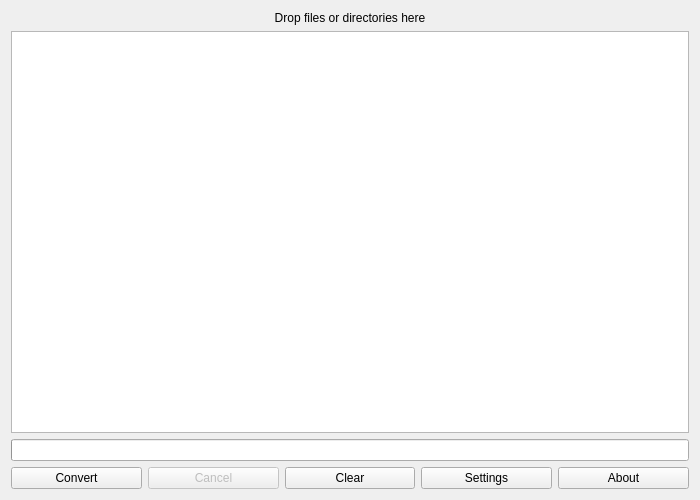
Above: src/mainwindow.ui from gmbshad/FFaudioConverter before the change. Below: the same form after it.
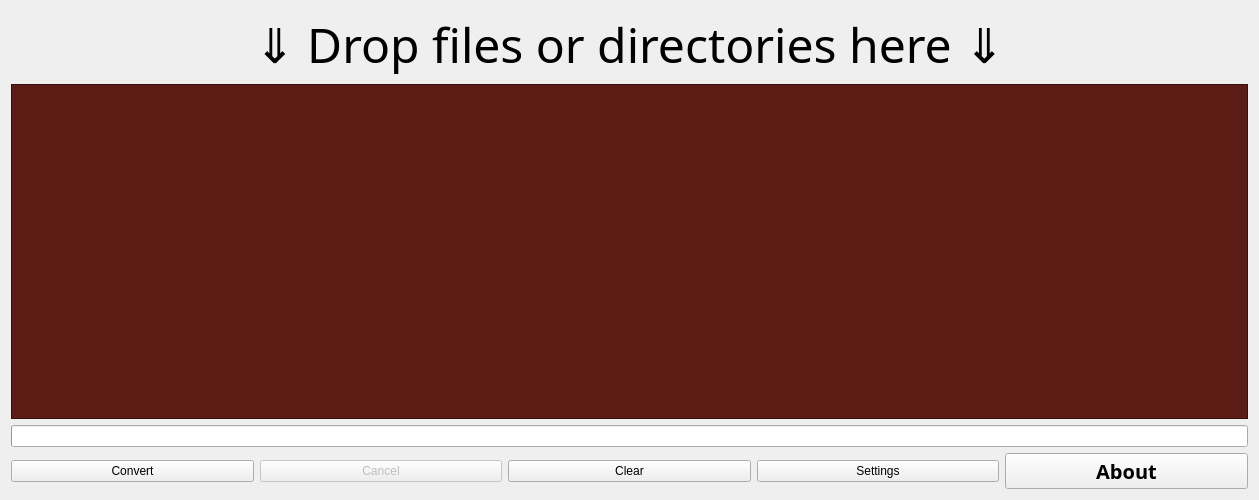
That is the form after the change.

```diff
--- a/src/mainwindow.ui
+++ b/src/mainwindow.ui
@@ -6,7 +6,7 @@
    <rect>
     <x>0</x>
     <y>0</y>
-    <width>700</width>
+    <width>1259</width>
     <height>500</height>
    </rect>
   </property>
@@ -14,8 +14,16 @@
    <layout class="QVBoxLayout" name="verticalLayout">
     <item>
      <widget class="QLabel" name="label_HelpMessage">
+      <property name="font">
+       <font>
+        <family>Copperplate</family>
+        <pointsize>36</pointsize>
+        <italic>false</italic>
+        <bold>false</bold>
+       </font>
+      </property>
       <property name="text">
-       <string>Drop files or directories here</string>
+       <string>⇓ Drop files or directories here ⇓</string>
       </property>
       <property name="alignment">
        <set>Qt::AlignCenter</set>
@@ -30,6 +38,553 @@
         <verstretch>0</verstretch>
        </sizepolicy>
       </property>
+      <property name="palette">
+       <palette>
+        <active>
+         <colorrole role="WindowText">
+          <brush brushstyle="SolidPattern">
+           <color alpha="255">
+            <red>255</red>
+            <green>255</green>
+            <blue>255</blue>
+           </color>
+          </brush>
+         </colorrole>
+         <colorrole role="Button">
+          <brush brushstyle="SolidPattern">
+           <color alpha="255">
+            <red>68</red>
+            <green>22</green>
+            <blue>18</blue>
+           </color>
+          </brush>
+         </colorrole>
+         <colorrole role="Light">
+          <brush brushstyle="SolidPattern">
+           <color alpha="255">
+            <red>236</red>
+            <green>216</green>
+            <blue>172</blue>
+           </color>
+          </brush>
+         </colorrole>
+         <colorrole role="Midlight">
+          <brush brushstyle="SolidPattern">
+           <color alpha="179">
+            <red>241</red>
+            <green>32</green>
+            <blue>36</blue>
+           </color>
+          </brush>
+         </colorrole>
+         <colorrole role="Dark">
+          <brush brushstyle="SolidPattern">
+           <color alpha="255">
+            <red>34</red>
+            <green>11</green>
+            <blue>9</blue>
+           </color>
+          </brush>
+         </colorrole>
+         <colorrole role="Mid">
+          <brush brushstyle="SolidPattern">
+           <color alpha="255">
+            <red>211</red>
+            <green>172</green>
+            <blue>44</blue>
+           </color>
+          </brush>
+         </colorrole>
+         <colorrole role="Text">
+          <brush brushstyle="SolidPattern">
+           <color alpha="255">
+            <red>242</red>
+            <green>229</green>
+            <blue>202</blue>
+           </color>
+          </brush>
+         </colorrole>
+         <colorrole role="BrightText">
+          <brush brushstyle="SolidPattern">
+           <color alpha="255">
+            <red>255</red>
+            <green>255</green>
+            <blue>255</blue>
+           </color>
+          </brush>
+         </colorrole>
+         <colorrole role="ButtonText">
+          <brush brushstyle="SolidPattern">
+           <color alpha="255">
+            <red>255</red>
+            <green>255</green>
+            <blue>255</blue>
+           </color>
+          </brush>
+         </colorrole>
+         <colorrole role="Base">
+          <brush brushstyle="SolidPattern">
+           <color alpha="255">
+            <red>91</red>
+            <green>29</green>
+            <blue>22</blue>
+           </color>
+          </brush>
+         </colorrole>
+         <colorrole role="Window">
+          <brush brushstyle="SolidPattern">
+           <color alpha="255">
+            <red>68</red>
+            <green>22</green>
+            <blue>18</blue>
+           </color>
+          </brush>
+         </colorrole>
+         <colorrole role="Shadow">
+          <brush brushstyle="SolidPattern">
+           <color alpha="255">
+            <red>233</red>
+            <green>216</green>
+            <blue>149</blue>
+           </color>
+          </brush>
+         </colorrole>
+         <colorrole role="Highlight">
+          <brush brushstyle="SolidPattern">
+           <color alpha="255">
+            <red>143</red>
+            <green>28</green>
+            <blue>29</blue>
+           </color>
+          </brush>
+         </colorrole>
+         <colorrole role="Link">
+          <brush brushstyle="SolidPattern">
+           <color alpha="255">
+            <red>233</red>
+            <green>212</green>
+            <blue>145</blue>
+           </color>
+          </brush>
+         </colorrole>
+         <colorrole role="LinkVisited">
+          <brush brushstyle="SolidPattern">
+           <color alpha="255">
+            <red>248</red>
+            <green>139</green>
+            <blue>39</blue>
+           </color>
+          </brush>
+         </colorrole>
+         <colorrole role="AlternateBase">
+          <brush brushstyle="SolidPattern">
+           <color alpha="207">
+            <red>117</red>
+            <green>93</green>
+            <blue>30</blue>
+           </color>
+          </brush>
+         </colorrole>
+         <colorrole role="ToolTipBase">
+          <brush brushstyle="SolidPattern">
+           <color alpha="255">
+            <red>255</red>
+            <green>255</green>
+            <blue>220</blue>
+           </color>
+          </brush>
+         </colorrole>
+         <colorrole role="ToolTipText">
+          <brush brushstyle="SolidPattern">
+           <color alpha="255">
+            <red>245</red>
+            <green>239</green>
+            <blue>219</blue>
+           </color>
+          </brush>
+         </colorrole>
+         <colorrole role="PlaceholderText">
+          <brush brushstyle="SolidPattern">
+           <color alpha="133">
+            <red>234</red>
+            <green>191</green>
+            <blue>152</blue>
+           </color>
+          </brush>
+         </colorrole>
+         <colorrole role="Accent">
+          <brush brushstyle="SolidPattern">
+           <color alpha="212">
+            <red>201</red>
+            <green>138</green>
+            <blue>39</blue>
+           </color>
+          </brush>
+         </colorrole>
+        </active>
+        <inactive>
+         <colorrole role="WindowText">
+          <brush brushstyle="SolidPattern">
+           <color alpha="255">
+            <red>255</red>
+            <green>255</green>
+            <blue>255</blue>
+           </color>
+          </brush>
+         </colorrole>
+         <colorrole role="Button">
+          <brush brushstyle="SolidPattern">
+           <color alpha="255">
+            <red>68</red>
+            <green>22</green>
+            <blue>18</blue>
+           </color>
+          </brush>
+         </colorrole>
+         <colorrole role="Light">
+          <brush brushstyle="SolidPattern">
+           <color alpha="255">
+            <red>236</red>
+            <green>216</green>
+            <blue>172</blue>
+           </color>
+          </brush>
+         </colorrole>
+         <colorrole role="Midlight">
+          <brush brushstyle="SolidPattern">
+           <color alpha="179">
+            <red>241</red>
+            <green>32</green>
+            <blue>36</blue>
+           </color>
+          </brush>
+         </colorrole>
+         <colorrole role="Dark">
+          <brush brushstyle="SolidPattern">
+           <color alpha="255">
+            <red>34</red>
+            <green>11</green>
+            <blue>9</blue>
+           </color>
+          </brush>
+         </colorrole>
+         <colorrole role="Mid">
+          <brush brushstyle="SolidPattern">
+           <color alpha="255">
+            <red>211</red>
+            <green>172</green>
+            <blue>44</blue>
+           </color>
+          </brush>
+         </colorrole>
+         <colorrole role="Text">
+          <brush brushstyle="SolidPattern">
+           <color alpha="255">
+            <red>242</red>
+            <green>229</green>
+            <blue>202</blue>
+           </color>
+          </brush>
+         </colorrole>
+         <colorrole role="BrightText">
+          <brush brushstyle="SolidPattern">
+           <color alpha="255">
+            <red>255</red>
+            <green>255</green>
+            <blue>255</blue>
+           </color>
+          </brush>
+         </colorrole>
+         <colorrole role="ButtonText">
+          <brush brushstyle="SolidPattern">
+           <color alpha="255">
+            <red>255</red>
+            <green>255</green>
+            <blue>255</blue>
+           </color>
+          </brush>
+         </colorrole>
+         <colorrole role="Base">
+          <brush brushstyle="SolidPattern">
+           <color alpha="255">
+            <red>91</red>
+            <green>29</green>
+            <blue>22</blue>
+           </color>
+          </brush>
+         </colorrole>
+         <colorrole role="Window">
+          <brush brushstyle="SolidPattern">
+           <color alpha="255">
+            <red>68</red>
+            <green>22</green>
+            <blue>18</blue>
+           </color>
+          </brush>
+         </colorrole>
+         <colorrole role="Shadow">
+          <brush brushstyle="SolidPattern">
+           <color alpha="255">
+            <red>233</red>
+            <green>216</green>
+            <blue>149</blue>
+           </color>
+          </brush>
+         </colorrole>
+         <colorrole role="Highlight">
+          <brush brushstyle="SolidPattern">
+           <color alpha="255">
+            <red>143</red>
+            <green>28</green>
+            <blue>29</blue>
+           </color>
+          </brush>
+         </colorrole>
+         <colorrole role="Link">
+          <brush brushstyle="SolidPattern">
+           <color alpha="255">
+            <red>233</red>
+            <green>212</green>
+            <blue>145</blue>
+           </color>
+          </brush>
+         </colorrole>
+         <colorrole role="LinkVisited">
+          <brush brushstyle="SolidPattern">
+           <color alpha="255">
+            <red>248</red>
+            <green>139</green>
+            <blue>39</blue>
+           </color>
+          </brush>
+         </colorrole>
+         <colorrole role="AlternateBase">
+          <brush brushstyle="SolidPattern">
+           <color alpha="207">
+            <red>117</red>
+            <green>93</green>
+            <blue>30</blue>
+           </color>
+          </brush>
+         </colorrole>
+         <colorrole role="ToolTipBase">
+          <brush brushstyle="SolidPattern">
+           <color alpha="255">
+            <red>255</red>
+            <green>255</green>
+            <blue>220</blue>
+           </color>
+          </brush>
+         </colorrole>
+         <colorrole role="ToolTipText">
+          <brush brushstyle="SolidPattern">
+           <color alpha="255">
+            <red>245</red>
+            <green>239</green>
+            <blue>219</blue>
+           </color>
+          </brush>
+         </colorrole>
+         <colorrole role="PlaceholderText">
+          <brush brushstyle="SolidPattern">
+           <color alpha="133">
+            <red>234</red>
+            <green>191</green>
+            <blue>152</blue>
+           </color>
+          </brush>
+         </colorrole>
+         <colorrole role="Accent">
+          <brush brushstyle="SolidPattern">
+           <color alpha="212">
+            <red>201</red>
+            <green>138</green>
+            <blue>39</blue>
+           </color>
+          </brush>
+         </colorrole>
+        </inactive>
+        <disabled>
+         <colorrole role="WindowText">
+          <brush brushstyle="SolidPattern">
+           <color alpha="255">
+            <red>34</red>
+            <green>11</green>
+            <blue>9</blue>
+           </color>
+          </brush>
+         </colorrole>
+         <colorrole role="Button">
+          <brush brushstyle="SolidPattern">
+           <color alpha="255">
+            <red>68</red>
+            <green>22</green>
+            <blue>18</blue>
+           </color>
+          </brush>
+         </colorrole>
+         <colorrole role="Light">
+          <brush brushstyle="SolidPattern">
+           <color alpha="255">
+            <red>236</red>
+            <green>216</green>
+            <blue>172</blue>
+           </color>
+          </brush>
+         </colorrole>
+         <colorrole role="Midlight">
+          <brush brushstyle="SolidPattern">
+           <color alpha="179">
+            <red>241</red>
+            <green>32</green>
+            <blue>36</blue>
+           </color>
+          </brush>
+         </colorrole>
+         <colorrole role="Dark">
+          <brush brushstyle="SolidPattern">
+           <color alpha="255">
+            <red>34</red>
+            <green>11</green>
+            <blue>9</blue>
+           </color>
+          </brush>
+         </colorrole>
+         <colorrole role="Mid">
+          <brush brushstyle="SolidPattern">
+           <color alpha="255">
+            <red>211</red>
+            <green>172</green>
+            <blue>44</blue>
+           </color>
+          </brush>
+         </colorrole>
+         <colorrole role="Text">
+          <brush brushstyle="SolidPattern">
+           <color alpha="255">
+            <red>34</red>
+            <green>11</green>
+            <blue>9</blue>
+           </color>
+          </brush>
+         </colorrole>
+         <colorrole role="BrightText">
+          <brush brushstyle="SolidPattern">
+           <color alpha="255">
+            <red>255</red>
+            <green>255</green>
+            <blue>255</blue>
+           </color>
+          </brush>
+         </colorrole>
+         <colorrole role="ButtonText">
+          <brush brushstyle="SolidPattern">
+           <color alpha="255">
+            <red>34</red>
+            <green>11</green>
+            <blue>9</blue>
+           </color>
+          </brush>
+         </colorrole>
+         <colorrole role="Base">
+          <brush brushstyle="SolidPattern">
+           <color alpha="255">
+            <red>68</red>
+            <green>22</green>
+            <blue>18</blue>
+           </color>
+          </brush>
+         </colorrole>
+         <colorrole role="Window">
+          <brush brushstyle="SolidPattern">
+           <color alpha="255">
+            <red>68</red>
+            <green>22</green>
+            <blue>18</blue>
+           </color>
+          </brush>
+         </colorrole>
+         <colorrole role="Shadow">
+          <brush brushstyle="SolidPattern">
+           <color alpha="255">
+            <red>233</red>
+            <green>216</green>
+            <blue>149</blue>
+           </color>
+          </brush>
+         </colorrole>
+         <colorrole role="Link">
+          <brush brushstyle="SolidPattern">
+           <color alpha="255">
+            <red>233</red>
+            <green>212</green>
+            <blue>145</blue>
+           </color>
+          </brush>
+         </colorrole>
+         <colorrole role="LinkVisited">
+          <brush brushstyle="SolidPattern">
+           <color alpha="255">
+            <red>248</red>
+            <green>139</green>
+            <blue>39</blue>
+           </color>
+          </brush>
+         </colorrole>
+         <colorrole role="AlternateBase">
+          <brush brushstyle="SolidPattern">
+           <color alpha="207">
+            <red>117</red>
+            <green>93</green>
+            <blue>30</blue>
+           </color>
+          </brush>
+         </colorrole>
+         <colorrole role="ToolTipBase">
+          <brush brushstyle="SolidPattern">
+           <color alpha="255">
+            <red>255</red>
+            <green>255</green>
+            <blue>220</blue>
+           </color>
+          </brush>
+         </colorrole>
+         <colorrole role="ToolTipText">
+          <brush brushstyle="SolidPattern">
+           <color alpha="255">
+            <red>245</red>
+            <green>239</green>
+            <blue>219</blue>
+           </color>
+          </brush>
+         </colorrole>
+         <colorrole role="PlaceholderText">
+          <brush brushstyle="SolidPattern">
+           <color alpha="133">
+            <red>234</red>
+            <green>191</green>
+            <blue>152</blue>
+           </color>
+          </brush>
+         </colorrole>
+         <colorrole role="Accent">
+          <brush brushstyle="SolidPattern">
+           <color alpha="212">
+            <red>201</red>
+            <green>138</green>
+            <blue>39</blue>
+           </color>
+          </brush>
+         </colorrole>
+        </disabled>
+       </palette>
+      </property>
+      <property name="font">
+       <font>
+        <family>Avenir</family>
+        <pointsize>15</pointsize>
+       </font>
+      </property>
       <property name="editTriggers">
        <set>QAbstractItemView::NoEditTriggers</set>
       </property>
@@ -73,6 +628,17 @@
       </item>
       <item>
        <widget class="QPushButton" name="pushButton_About">
+        <property name="font">
+         <font>
+          <family>Copperplate</family>
+          <pointsize>15</pointsize>
+          <italic>false</italic>
+          <bold>true</bold>
+         </font>
+        </property>
+        <property name="autoFillBackground">
+         <bool>false</bool>
+        </property>
         <property name="text">
          <string>About</string>
         </property>
```
Left out of the diff: 4 changed lines with no effect on the pictures.
